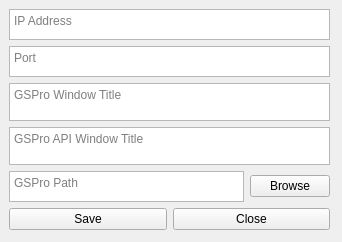
springbok/MLM2PRO-GSPro-Connector, file src/SettingsForm.ui: the form before one commit.
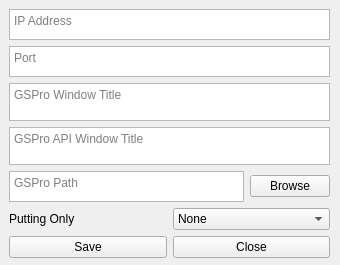
The form after the commit.

Commit message: Send correct putting data, allow putting only.

The edit to the form file:
```diff
--- a/src/SettingsForm.ui
+++ b/src/SettingsForm.ui
@@ -9,8 +9,8 @@
    <rect>
     <x>0</x>
     <y>0</y>
-    <width>342</width>
-    <height>242</height>
+    <width>340</width>
+    <height>265</height>
    </rect>
   </property>
   <property name="windowTitle">
@@ -22,14 +22,14 @@
      <x>9</x>
      <y>9</y>
      <width>321</width>
-     <height>221</height>
+     <height>249</height>
     </rect>
    </property>
    <layout class="QVBoxLayout" name="verticalLayout_2">
     <item>
      <layout class="QVBoxLayout" name="verticalLayout">
       <item>
-       <layout class="QVBoxLayout" name="verticalLayout_3" stretch="1,1,0,0">
+       <layout class="QVBoxLayout" name="verticalLayout_3" stretch="1,1,0,0,0,0">
         <property name="sizeConstraint">
          <enum>QLayout::SetMinimumSize</enum>
         </property>
@@ -121,8 +121,6 @@
           </property>
          </widget>
         </item>
-       </layout>
-      </item>
       <item>
        <layout class="QHBoxLayout" name="horizontalLayout_2">
         <item>
@@ -156,6 +154,33 @@
            <string>Browse</string>
           </property>
          </widget>
+          </item>
+         </layout>
+        </item>
+        <item>
+         <layout class="QHBoxLayout" name="horizontalLayout_10">
+          <item>
+           <widget class="QLabel" name="label_6">
+            <property name="text">
+             <string>Putting Only</string>
+            </property>
+           </widget>
+          </item>
+          <item>
+           <widget class="QComboBox" name="putting_only_combo">
+            <item>
+             <property name="text">
+              <string>None</string>
+             </property>
+            </item>
+            <item>
+             <property name="text">
+              <string>New Item</string>
+             </property>
+            </item>
+           </widget>
+          </item>
+         </layout>
         </item>
        </layout>
       </item>
```
Lines whose indentation alone changed are shown as unchanged. The commit also changes 9 other files.
